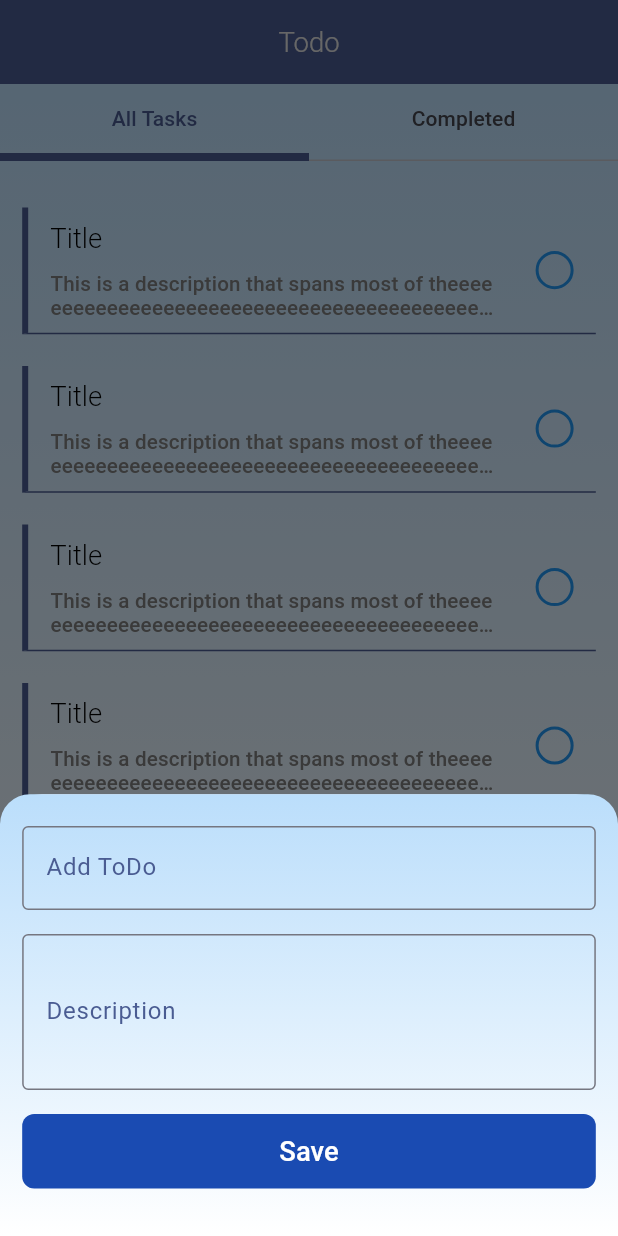
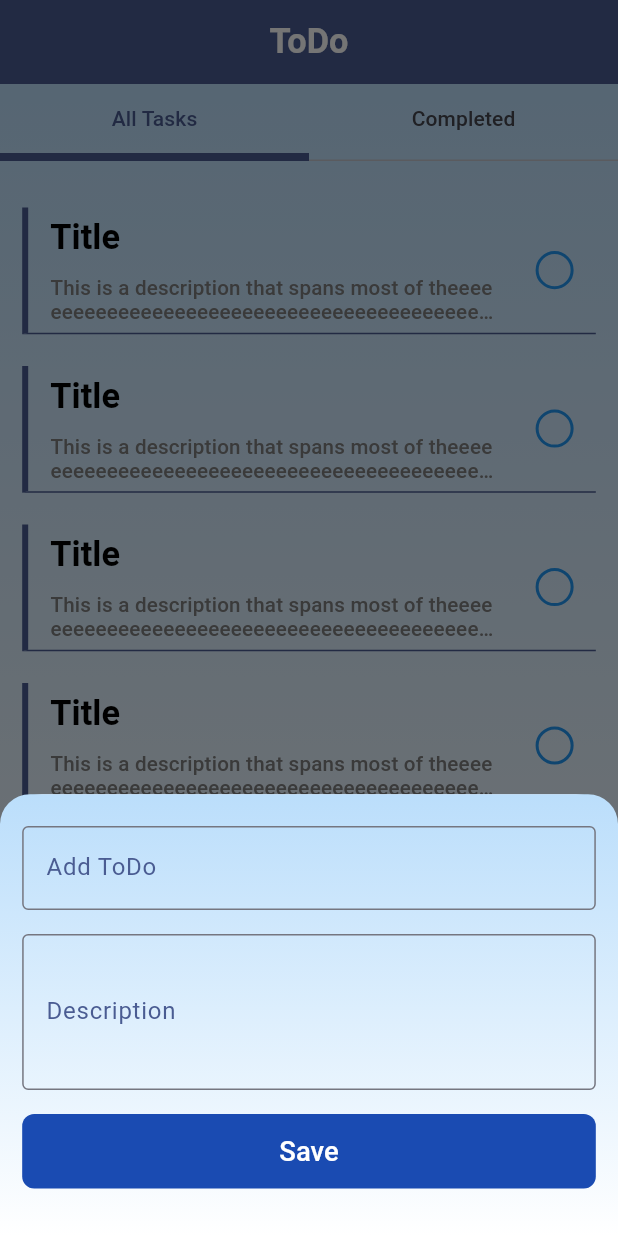
Before and after one commit to Amalrajkpw/demo_todo_megmo, a Flutter app: the screen it shows after launch, scrolled down 307 dp, after a tap on "Add ToDo", on a phone screen of 412 x 824 dp. Run offline on Flutter 3.47's test engine with Material 3 defaults, Android fonts, the light colour scheme and no system bars; our stand-ins replace flutter_screenutil, get; missing offline and left inert: dart:ffi.

Commit message:
UI Completed

```diff
--- a/lib/utils/app_theme_factory.dart
+++ b/lib/utils/app_theme_factory.dart
@@ -57,7 +57,7 @@ class AppTextTheme {
     headlineLarge: TextStyle(
         fontSize: 20.sp,
         fontWeight: FontWeight.w600,
-        color: Colors.white),
+        color: Colors.black),
     headlineMedium: TextStyle(
         fontSize: 27.sp,
         fontWeight: FontWeight.w600,
--- a/lib/view/home_screen/home_screen.dart
+++ b/lib/view/home_screen/home_screen.dart
@@ -1,6 +1,6 @@
 import 'package:demo_todo_megmo/utils/app_padding.dart';
 import 'package:demo_todo_megmo/utils/app_sizedbox.dart';
-import 'package:demo_todo_megmo/view/controller/home_screen_controller.dart';
+
 import 'package:demo_todo_megmo/view/home_screen/widgets/add_todo_bottomsheet.dart';
 import 'package:demo_todo_megmo/view/home_screen/widgets/todo_tile.dart';
 import 'package:flutter/material.dart';
@@ -18,7 +18,13 @@ class HomeScreen extends StatelessWidget {
       length: 2,
       child: Scaffold(
         appBar: AppBar(
-          title: const Text('Todo'),
+          title: Text(
+            'ToDo',
+            style: TextStyle(
+                fontSize: 20.sp,
+                color: Colors.white,
+                fontWeight: FontWeight.bold),
+          ),
           centerTitle: true,
           backgroundColor: Theme.of(context).colorScheme.primary,
         ),
@@ -35,7 +41,6 @@ class HomeScreen extends StatelessWidget {
             ),
             child: Column(
               children: [
-
                 TabBar(
                   indicatorSize: TabBarIndicatorSize.tab,
                   indicatorWeight: 5.h,
@@ -45,17 +50,25 @@ class HomeScreen extends StatelessWidget {
                     Tab(text: 'Completed'),
                   ],
                 ),
-                  AppSizedBox.sizedBox20vertical,
-                  Expanded(
+                AppSizedBox.sizedBox20vertical,
+                Expanded(
                   child: TabBarView(children: [
                     ListView.separated(
-                      separatorBuilder:(context,int)=>AppSizedBox.sizedBox20vertical,
-                      itemCount: 10,
-                      itemBuilder: (context,index)=>TodoTileWidget(title: int,description: int,)),
+                        separatorBuilder: (context, int) =>
+                            AppSizedBox.sizedBox20vertical,
+                        itemCount: 10,
+                        itemBuilder: (context, index) => TodoTileWidget(
+                              title: int,
+                              description: int,
+                            )),
                     ListView.separated(
-                        separatorBuilder:(context,int)=>AppSizedBox.sizedBox20vertical,
+                        separatorBuilder: (context, int) =>
+                            AppSizedBox.sizedBox20vertical,
                         itemCount: 10,
-                        itemBuilder: (context,index)=>TodoTileWidget(title: int,description: int,)),
+                        itemBuilder: (context, index) => TodoTileWidget(
+                              title: int,
+                              description: int,
+                            )),
                   ]),
                 )
               ],
@@ -64,11 +77,11 @@ class HomeScreen extends StatelessWidget {
         ),
         floatingActionButtonLocation: FloatingActionButtonLocation.centerFloat,
         floatingActionButton: FloatingActionButton.extended(
-        shape: RoundedRectangleBorder(borderRadius: BorderRadius.circular(16.r)),
+          shape:
+              RoundedRectangleBorder(borderRadius: BorderRadius.circular(16.r)),
           backgroundColor: Theme.of(context).colorScheme.primary,
           onPressed: () {
             showModalBottomSheet(
-
               context: context,
               isScrollControlled: true,
               builder: (BuildContext context) {
@@ -78,7 +91,10 @@ class HomeScreen extends StatelessWidget {
           },
           label: Row(
             children: [
-             const  Icon(Icons.add,color: Colors.white,),
+              const Icon(
+                Icons.add,
+                color: Colors.white,
+              ),
               AppSizedBox.sizedBox10horizontal,
               Text(
                 'Add ToDo',
@@ -91,7 +107,6 @@ class HomeScreen extends StatelessWidget {
             ],
           ),
         ),
-
       ),
     );
   }
--- a/lib/view/home_screen/widgets/add_todo_bottomsheet.dart
+++ b/lib/view/home_screen/widgets/add_todo_bottomsheet.dart
@@ -2,14 +2,18 @@ import 'dart:ffi';
 
 import 'package:demo_todo_megmo/utils/app_padding.dart';
 import 'package:demo_todo_megmo/utils/app_sizedbox.dart';
-import 'package:demo_todo_megmo/view/controller/home_screen_controller.dart';
+
 import 'package:flutter/material.dart';
 import 'package:flutter_screenutil/flutter_screenutil.dart';
 import 'package:get/get.dart';
 
+import '../../../controller/home_screen_controller.dart';
+
 class AddTaskBottomSheet extends StatelessWidget {
   final GlobalKey<FormState> _formKey = GlobalKey<FormState>();
   final homeController = Get.put(HomeScreenController());
+
+  AddTaskBottomSheet({super.key});
 
   @override
   Widget build(BuildContext context) {
@@ -39,10 +43,11 @@ class AddTaskBottomSheet extends StatelessWidget {
                 AppSizedBox.sizedBox20vertical,
                 TextFormField(
                   controller: homeController.titleController.value,
+                  style: const TextStyle(color: Colors.black),
                   decoration: InputDecoration(
                     labelText: 'Add ToDo',
-                    hintStyle:
-                        TextStyle(color: Theme.of(context).colorScheme.primary),
+                    // hintStyle:
+                    //     TextStyle(color: Theme.of(context).colorScheme.primary),
                     labelStyle:
                         TextStyle(color: Theme.of(context).colorScheme.primary),
                     border: const OutlineInputBorder(),
@@ -57,10 +62,9 @@ class AddTaskBottomSheet extends StatelessWidget {
                 const SizedBox(height: 16.0),
                 TextFormField(
                   controller: homeController.descriptionController.value,
+                  style: const TextStyle(color: Colors.black),
                   decoration: InputDecoration(
                     labelText: 'Description',
-                    hintStyle:
-                        TextStyle(color: Theme.of(context).colorScheme.primary),
                     labelStyle:
                         TextStyle(color: Theme.of(context).colorScheme.primary),
                     border: const OutlineInputBorder(),
@@ -68,12 +72,12 @@ class AddTaskBottomSheet extends StatelessWidget {
                   maxLines: 3,
                   validator: (value) {
                     if (value == null || value.isEmpty) {
-                      return 'Please enter a title';
+                      return 'Please enter a description';
                     }
                     return null;
                   },
                 ),
-                SizedBox(height: 16.0),
+                const SizedBox(height: 16.0),
                 SizedBox(
                   width: double.infinity,
                   height: 47.h,
--- a/lib/view/home_screen/widgets/todo_tile.dart
+++ b/lib/view/home_screen/widgets/todo_tile.dart
@@ -1,9 +1,10 @@
 import 'package:demo_todo_megmo/utils/routes.dart';
-import 'package:demo_todo_megmo/view/controller/home_screen_controller.dart';
+
 import 'package:flutter/material.dart';
 import 'package:flutter_screenutil/flutter_screenutil.dart';
 import 'package:get/get.dart';
 
+import '../../../controller/home_screen_controller.dart';
 import '../../../utils/app_padding.dart';
 import '../../../utils/app_sizedbox.dart';
 import '../../todo_deails_screen/todo_details_screen.dart';
@@ -44,7 +45,7 @@ class TodoTileWidget extends StatelessWidget {
                     children: [
                       Text(
                         'Title',
-                        style: Theme.of(context).textTheme.titleLarge,
+                        style: Theme.of(context).textTheme.headlineLarge,
                       ),
                       AppSizedBox.sizedBox10vertical,
                       SizedBox(
```
Also changed, not shown: lib/controller/home_screen_controller.dart (renamed from lib/view/controller/home_screen_controller.dart).
